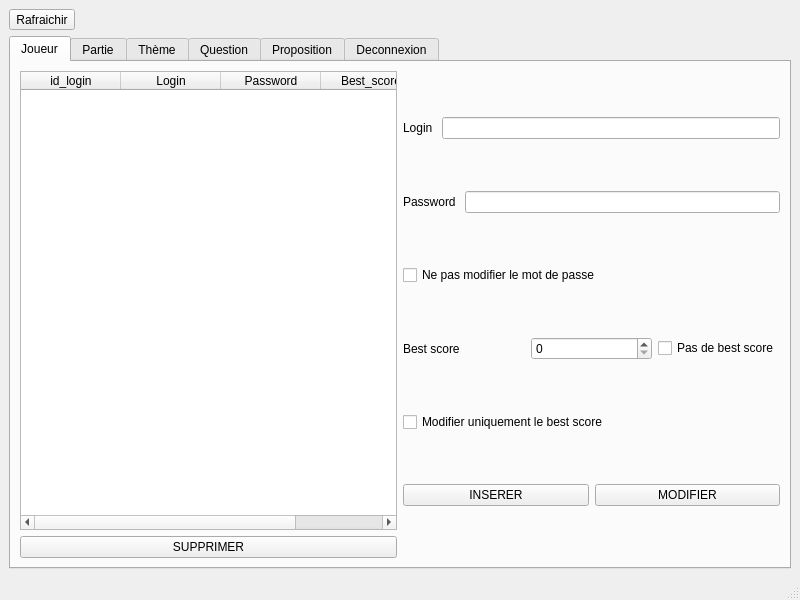
Old version of the form Projet-Burger-Quiz CPP/Interface_Qt/secondmainwindow.ui in the repository Maelctn/Projet-Burger-Quiz.
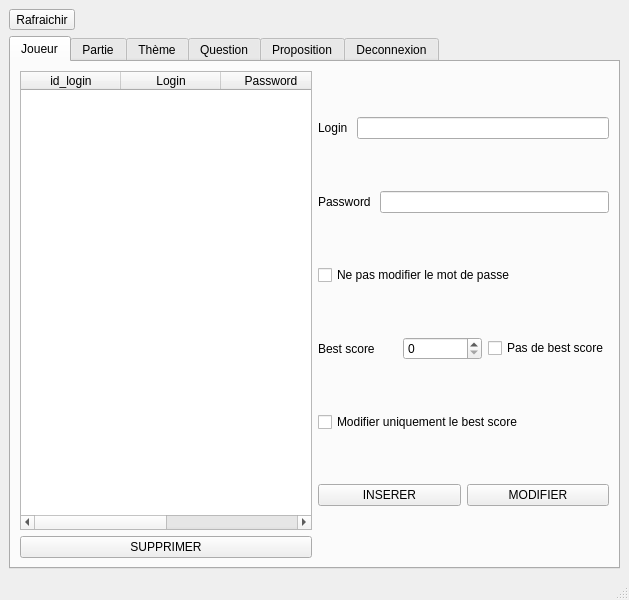
New version of the form.

Diff of the .ui file:
```diff
--- a/Projet-Burger-Quiz CPP/Interface_Qt/secondmainwindow.ui
+++ b/Projet-Burger-Quiz CPP/Interface_Qt/secondmainwindow.ui
@@ -6,10 +6,22 @@
    <rect>
     <x>0</x>
     <y>0</y>
-    <width>800</width>
+    <width>629</width>
     <height>600</height>
    </rect>
   </property>
+  <property name="sizePolicy">
+   <sizepolicy hsizetype="Fixed" vsizetype="Fixed">
+    <horstretch>0</horstretch>
+    <verstretch>0</verstretch>
+   </sizepolicy>
+  </property>
+  <property name="maximumSize">
+   <size>
+    <width>1200</width>
+    <height>800</height>
+   </size>
+  </property>
   <property name="windowTitle">
    <string>MainWindow</string>
   </property>
@@ -29,6 +41,12 @@
         <property name="enabled">
          <bool>true</bool>
         </property>
+        <property name="maximumSize">
+         <size>
+          <width>1200</width>
+          <height>800</height>
+         </size>
+        </property>
         <property name="sizeIncrement">
          <size>
           <width>0</width>
@@ -55,6 +73,18 @@
              <layout class="QVBoxLayout" name="layout_table_joueur">
               <item>
                <widget class="QTableWidget" name="table_joueur">
+                <property name="sizePolicy">
+                 <sizepolicy hsizetype="Expanding" vsizetype="Expanding">
+                  <horstretch>0</horstretch>
+                  <verstretch>0</verstretch>
+                 </sizepolicy>
+                </property>
+                <property name="maximumSize">
+                 <size>
+                  <width>800</width>
+                  <height>600</height>
+                 </size>
+                </property>
                 <property name="lineWidth">
                  <number>1</number>
                 </property>
```
Left out of the diff: 29 changed lines with no effect on the pictures.
